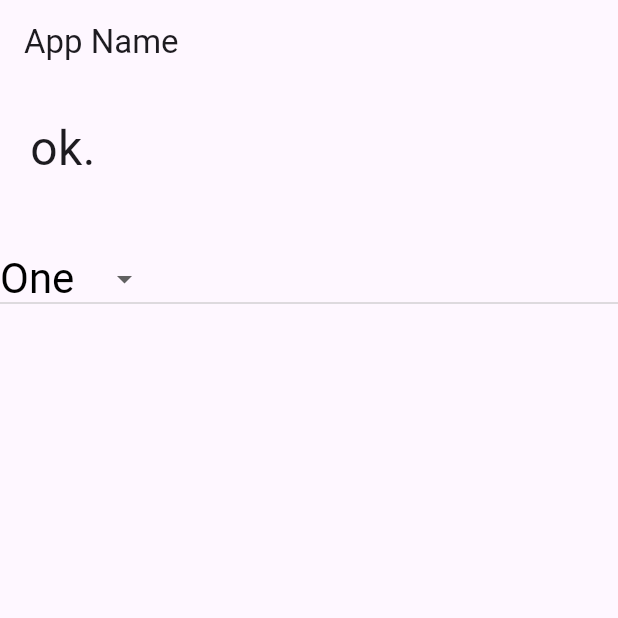
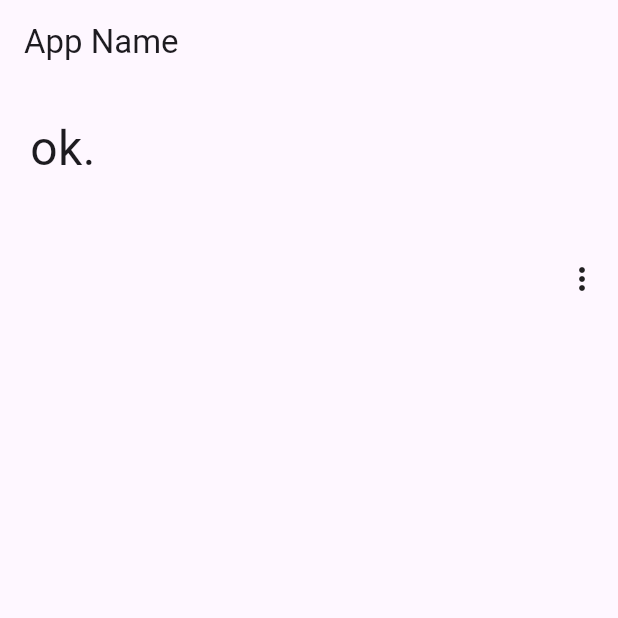
Before and after one commit to f24ba017/RepositoryForVSCode, a Flutter app: the screen it shows after launch, on a phone screen of 412 x 824 dp, the top half of it. Run offline on Flutter 3.47's test engine with Material 3 defaults, Android fonts, the phone set to English and light mode, and no system bars.

Commit message:
3-14 書き換え

```diff
--- a/flutter_app/lib/main.dart
+++ b/flutter_app/lib/main.dart
@@ -56,22 +56,16 @@ class _MyHomePageState extends State<MyHomePage> {
               padding: EdgeInsets.all(10.0),
             ),
 
-            DropdownButton<String>(
-              onChanged: popupSelected,
-              value: _selected,
-              style: TextStyle(color:Colors.black,
-                fontSize:28.0,
-                fontWeight: FontWeight.w400,
-                fontFamily: 'Roboto'),
-
-              items: <DropdownMenuItem<String>>[
-                const DropdownMenuItem<String>(value: 'One',
-                  child: const Text('One')),
-                const DropdownMenuItem<String>(value: 'Two',
-                  child: const Text('Two')),
-                const DropdownMenuItem<String>(value: 'Three',
-                  child: const Text('Three')),
-              ],
+            Align(alignment: Alignment.centerRight,
+              child: PopupMenuButton(
+                onSelected: (String value)=> popupSelected(value),
+                itemBuilder: (BuildContext context) =>
+                <PopupMenuEntry<String>>[
+                  const PopupMenuItem( child: const Text("One"), value: "One",),
+                  const PopupMenuItem( child: const Text("Two"), value: "Two",),
+                  const PopupMenuItem( child: const Text("Three"), value: "Three",),
+                ],
+              ),
             ),
           ],
         ),
```
